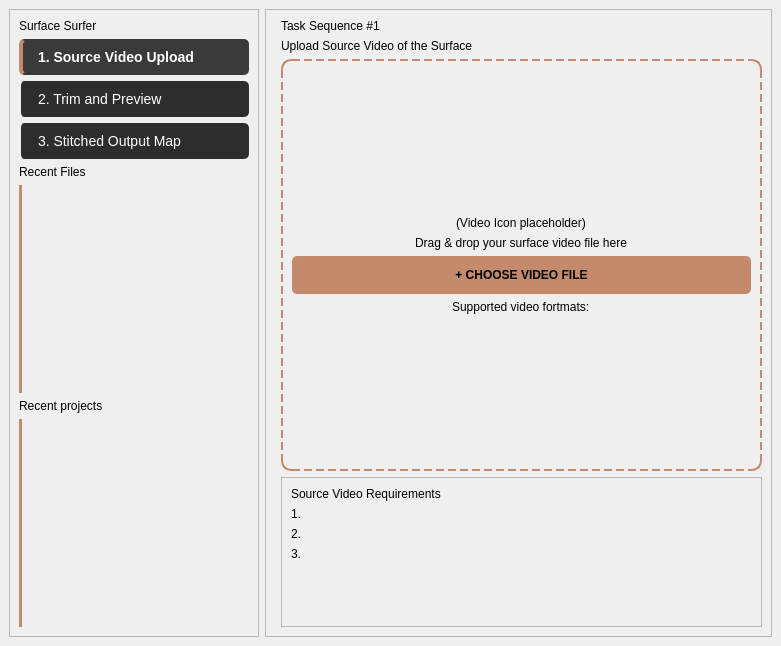
This is ui/main_window.ui in Vak0p/bakalarka as Qt 5 draws it before an edit. The edited form follows.
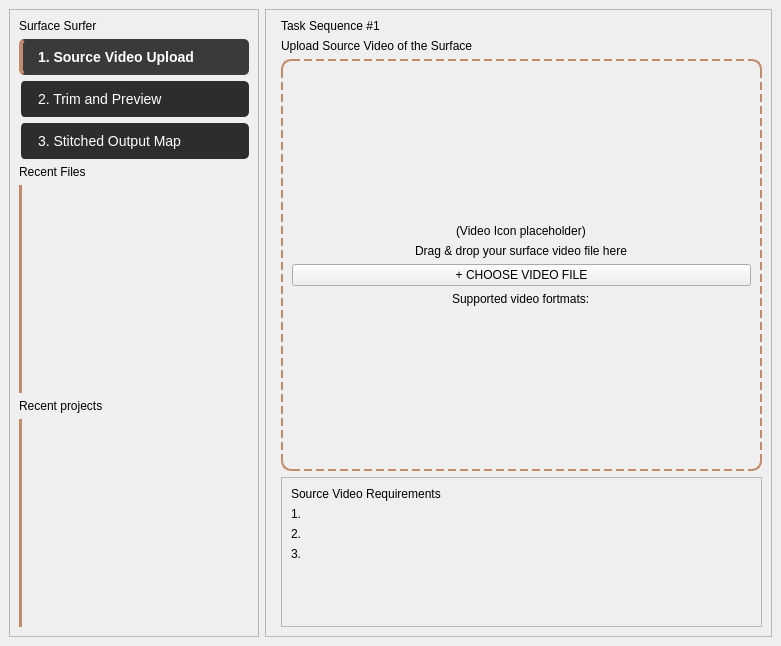
This is the edited form.

Commit message: move button and label styles into a shared stylesheet

```diff
--- a/ui/main_window.ui
+++ b/ui/main_window.ui
@@ -13,6 +13,103 @@
   <property name="windowTitle">
    <string>MainWindow</string>
   </property>
+  <property name="styleSheet">
+   <string notr="true">/* Buttons: set the dynamic property &quot;variant&quot; on a QPushButton */
+QPushButton[variant=&quot;primary&quot;], QPushButton[variant=&quot;icon&quot;] {
+    background-color: #C38B6B;
+    color: #000000;
+    font-weight: bold;
+    border: none;
+    border-radius: 5px;
+    padding: 7px 12px;
+}
+QPushButton[variant=&quot;icon&quot;] {
+    padding: 0;
+}
+QPushButton[variant=&quot;primary&quot;]:hover, QPushButton[variant=&quot;icon&quot;]:hover {
+    background-color: #D49D7E;
+}
+QPushButton[variant=&quot;primary&quot;]:disabled, QPushButton[variant=&quot;icon&quot;]:disabled {
+    background-color: #3A3B3F;
+    color: #6B6B70;
+}
+
+QPushButton[variant=&quot;secondary&quot;] {
+    background-color: #3A3B3F;
+    color: #E8E8E8;
+    border: none;
+    border-radius: 5px;
+    padding: 7px 12px;
+}
+QPushButton[variant=&quot;secondary&quot;]:hover {
+    background-color: #4A4B50;
+}
+QPushButton[variant=&quot;secondary&quot;]:pressed {
+    background-color: #2B2C30;
+}
+
+QPushButton[variant=&quot;outline&quot;] {
+    background-color: transparent;
+    color: #C38B6B;
+    border: 2px solid #C38B6B;
+    border-radius: 5px;
+    font-weight: bold;
+    padding: 10px;
+}
+QPushButton[variant=&quot;outline&quot;]:hover {
+    background-color: rgba(195, 139, 107, 40);
+    color: #D49D7E;
+    border-color: #D49D7E;
+}
+QPushButton[variant=&quot;outline&quot;]:disabled {
+    background-color: transparent;
+    color: #5B5B60;
+    border-color: #3A3B3F;
+}
+
+QPushButton[variant=&quot;link&quot;] {
+    background: transparent;
+    color: #9A9AA0;
+    border: none;
+    padding: 0 2px;
+}
+QPushButton[variant=&quot;link&quot;]:hover {
+    color: #E8E8E8;
+}
+
+/* Labels: set the dynamic property &quot;variant&quot; on a QLabel */
+QLabel[variant=&quot;muted&quot;] {
+    color: #9A9AA0;
+}
+QLabel[variant=&quot;accent&quot;] {
+    color: #C38B6B;
+}
+
+/* Sliders */
+QSlider::groove:horizontal {
+    height: 4px;
+    background: #3A3B3F;
+    border-radius: 2px;
+}
+QSlider::sub-page:horizontal {
+    background: #C38B6B;
+    border-radius: 2px;
+}
+QSlider::handle:horizontal {
+    background: #C38B6B;
+    width: 14px;
+    margin: -5px 0;
+    border-radius: 7px;
+}
+QSlider::handle:horizontal:hover {
+    background: #D49D7E;
+}
+QSlider::sub-page:horizontal:disabled,
+QSlider::handle:horizontal:disabled {
+    background: #5B5B60;
+}
+</string>
+  </property>
   <widget class="QWidget" name="central_widget">
    <layout class="QHBoxLayout" name="horizontalLayout">
     <item>
@@ -253,18 +350,6 @@
            </item>
            <item>
             <widget class="QPushButton" name="upload_button">
-             <property name="styleSheet">
-              <string notr="true">QPushButton {
-    background-color: #C38B6B;
-    color: black;
-    font-weight: bold;
-    border-radius: 5px;
-    padding: 12px;
-}
-QPushButton:hover {
-    background-color: #D49D7E;
-}</string>
-             </property>
              <property name="text">
               <string>+ CHOOSE VIDEO FILE</string>
              </property>
```
Left out of the diff: 12 changed lines with no effect on the pictures. The commit also changes 5 other files.
